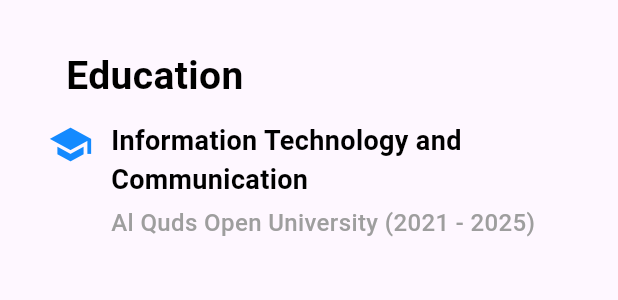
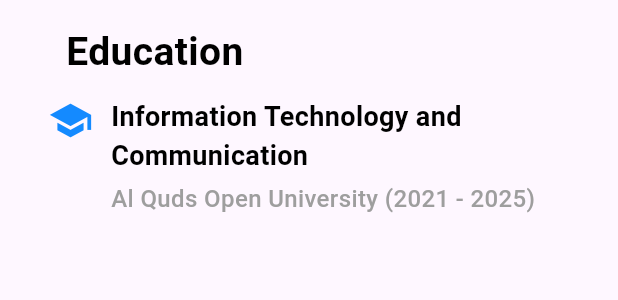
Before and after one commit to ramiwzayed/portfolio, a Flutter app: the EducationSection widget shown alone on an empty page, opened directly, on a phone screen of 412 x 824 dp. Shown: the top 300 px of the screen. Run offline on Flutter 3.47's test engine with Material 3 defaults, Android fonts, the phone set to English and light mode, and no system bars.

Commit message:
Refactor responsive layouts for better scalability.
Updated layout logic across sections to improve responsiveness, including wider screen handling and consistent padding. Streamlined widget structures and extracted reusable components for cleaner code.

```diff
--- a/lib/sections/education/education.dart
+++ b/lib/sections/education/education.dart
@@ -9,32 +9,26 @@ class EducationSection extends StatelessWidget {
   Widget build(BuildContext context) {
     // Get the current theme brightness
     final isDarkMode = Theme.of(context).brightness == Brightness.dark;
-
     return Container(
-      padding: const EdgeInsets.all(32.0),
+      padding: const EdgeInsets.symmetric(horizontal: 32.0, vertical: 16.0),
       child: Column(
         crossAxisAlignment: CrossAxisAlignment.start,
         children: [
-          // Row with Image and Title
           Row(
             crossAxisAlignment: CrossAxisAlignment.center,
             children: [
-              const SizedBox(width: 12), // Space between image and title
+              const SizedBox(width: 12),
               Text(
                 'Education',
                 style: TextStyle(
                   fontSize: 26,
-                  fontFamily: 'Roboto',
                   fontWeight: FontWeight.bold,
-                  color: isDarkMode
-                      ? Colors.white
-                      : Colors.black, // Dynamic text color
+                  color: isDarkMode ? Colors.white : Colors.black,
                 ),
               ),
             ],
           ),
-          const SizedBox(height: 12), // Space between title section and content
-
+          const SizedBox(height: 12),
           // Education Content
           EducationItem(
             degree: 'Information Technology and Communication',
```
Also changed, not shown: lib/sections/contact/contact.dart (+57 -19 lines), lib/sections/home/home.dart (+7 -5 lines), lib/sections/skills/skills.dart (+31 -7 lines).
